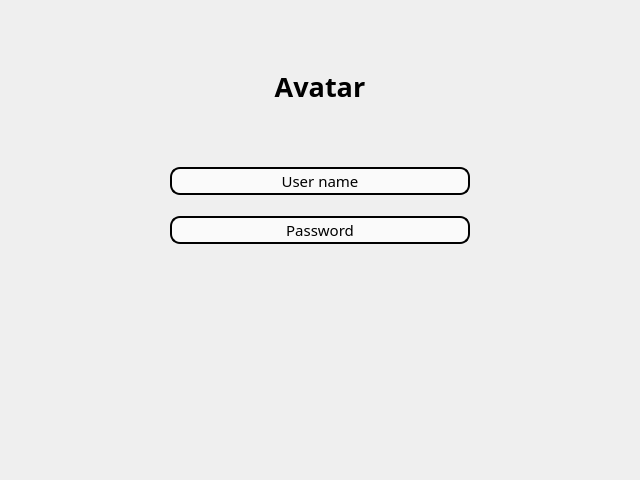
First picture: the form in loginwindow.ui, repository rainbowpeee/Zelqv, before the edit.
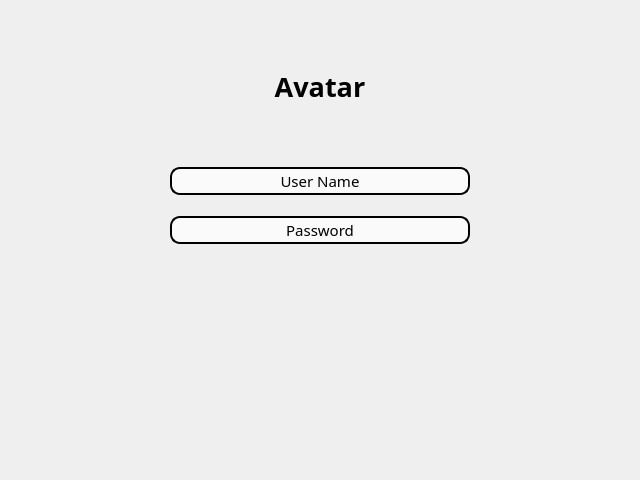
Second picture: the form after the edit.

```diff
--- a/loginwindow.ui
+++ b/loginwindow.ui
@@ -186,7 +186,7 @@
       <set>Qt::AlignCenter</set>
      </property>
      <property name="placeholderText">
-      <string>User name</string>
+      <string>User Name</string>
      </property>
      <property name="cursorMoveStyle">
       <enum>Qt::LogicalMoveStyle</enum>
```
Left out of the diff: 8 changed lines with no effect on the pictures.
